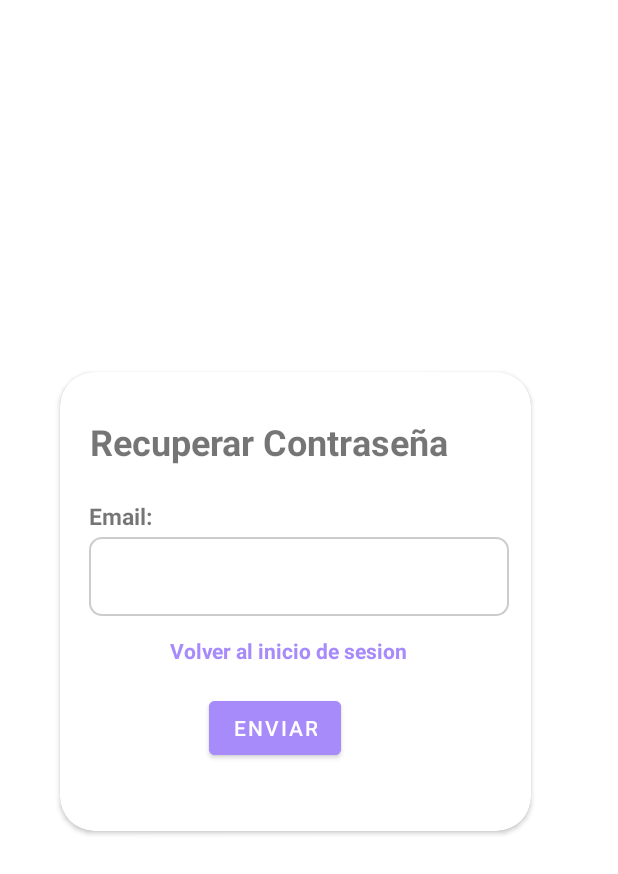
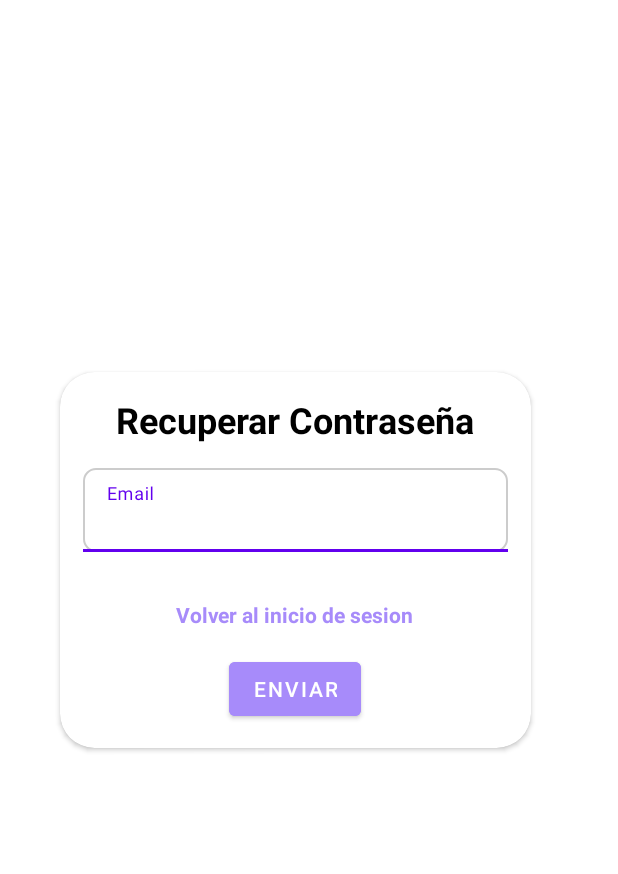
Before and after one commit to Edinson2005/AgroemprendeVersion-new, an Android app: the RecuperarPassword screen opened directly, with no data from a screen before it, on a phone screen of 412 x 824 dp. Shown: the top 874 px of the screen. Run offline under Robolectric (Android 15) with nearby library versions, the phone set to English and light mode, and no system bars.

Commit message:
Se hizo unos cambios

```diff
--- a/app/src/main/res/layout/activity_notificaciones.xml
+++ b/app/src/main/res/layout/activity_notificaciones.xml
@@ -30,5 +30,6 @@
         android:layout_width="match_parent"
         android:layout_height="0dp"
         android:layout_weight="1"
-        android:layout_margin="8dp" />
+        android:layout_marginLeft="5dp"
+        android:layout_marginRight="5dp"/>
 </LinearLayout>
--- a/app/src/main/res/layout/activity_recuperar_password.xml
+++ b/app/src/main/res/layout/activity_recuperar_password.xml
@@ -8,61 +8,58 @@
     android:layout_height="match_parent"
     tools:context=".Usuario.RecuperarPassword">
 
-
     <androidx.cardview.widget.CardView
         android:layout_width="314dp"
-        android:layout_height="306dp"
+        android:layout_height="wrap_content"
         android:layout_marginLeft="40dp"
         android:layout_marginTop="248dp"
         android:layout_marginRight="40dp"
-        android:background="@color/cardview_dark_background"
-        app:cardCornerRadius="23dp">
+        android:backgroundTint="@color/Cards"
+        app:cardCornerRadius="23dp"
+        android:padding="16dp">
 
+        <LinearLayout
+            android:layout_width="match_parent"
+            android:layout_height="wrap_content"
+            android:orientation="vertical"
+            android:gravity="center_horizontal">
 
             <TextView
                 android:id="@+id/recuperarpassword"
                 android:layout_width="wrap_content"
                 android:layout_height="wrap_content"
-            android:layout_marginLeft="20dp"
-            android:layout_marginTop="30dp"
+                android:layout_marginBottom="16dp"
                 android:text="Recuperar Contraseña"
                 android:textSize="24sp"
-            android:textStyle="bold" />
-
-        <TextView
-            android:id="@+id/registroemailrecuperacion"
-            android:layout_width="wrap_content"
-            android:layout_height="wrap_content"
-            android:layout_marginLeft="19dp"
-            android:layout_marginTop="85dp"
-            android:font="@font/montserrat_bold"
-            android:text="Email:"
-            android:textSize="15sp"
-            android:textStyle="bold" />
+                android:textColor="@color/black"
+                android:layout_marginTop="15dp"
+                android:textStyle="bold"/>
+            <!-- Color de texto adaptado -->
 
 
-        <EditText
+            <com.google.android.material.textfield.TextInputLayout
+                android:id="@+id/tilPassword"
+                android:layout_width="match_parent"
+                android:layout_height="wrap_content"
+                android:layout_marginBottom="16dp"
+                android:paddingLeft="15dp"
+                android:paddingRight="15dp"
+                android:hint="Email">
+
+                <com.google.android.material.textfield.TextInputEditText
                     android:id="@+id/etCorreoElectronicorecuperacion"
-            android:layout_width="280dp"
+                    android:layout_width="match_parent"
                     android:layout_height="wrap_content"
-            android:layout_marginLeft="19dp"
-            android:layout_marginTop="110dp"
-            android:layout_marginRight="19dp"
-            android:background="@drawable/text_background"
-            android:ems="10"
-            android:inputType="textEmailAddress"
-            android:padding="14dp"
-            android:textColor="#555555"
-            android:textSize="18sp"
-            android:textStyle="bold" />
+                    android:drawablePadding="12dp"
+                    android:textColor="@color/black"
+                    android:background="@drawable/custom_edittext_background" />
+            </com.google.android.material.textfield.TextInputLayout>
 
             <TextView
                 android:id="@+id/iniciorecuperar"
                 android:layout_width="wrap_content"
                 android:layout_height="wrap_content"
-            android:layout_marginLeft="73dp"
-            android:layout_marginTop="176dp"
-            android:layout_marginRight="53dp"
+                android:layout_marginTop="16dp"
                 android:text="Volver al inicio de sesion"
                 android:textColor="@color/colortexto"
                 android:textStyle="bold" />
@@ -71,20 +68,22 @@
                 android:id="@+id/btnenviarrecuperacion"
                 android:layout_width="wrap_content"
                 android:layout_height="wrap_content"
-            android:layout_marginLeft="99dp"
-            android:layout_marginTop="213dp"
-
-            android:layout_marginRight="79dp"
+                android:layout_marginTop="16dp"
                 android:backgroundTint="@color/colortexto"
                 android:elevation="23dp"
-            android:text="Enviar" />
+                android:layout_marginBottom="15dp"
+                android:text="Enviar"
+                />
 
             <ProgressBar
                 android:id="@+id/progressBar"
                 android:layout_width="wrap_content"
                 android:layout_height="wrap_content"
                 android:layout_gravity="center"
-            android:visibility="gone" />
+                android:visibility="gone"
+                />
+
+        </LinearLayout>
 
     </androidx.cardview.widget.CardView>
 
--- a/app/src/main/res/layout/activity_registro.xml
+++ b/app/src/main/res/layout/activity_registro.xml
@@ -13,6 +13,7 @@
         android:layout_height="685dp"
         android:layout_marginLeft="40dp"
         android:layout_marginTop="80dp"
+        android:backgroundTint="@color/Cards"
         android:layout_marginRight="40dp"
         app:cardCornerRadius="10dp">
 
--- a/app/src/main/res/layout/item_notificacion.xml
+++ b/app/src/main/res/layout/item_notificacion.xml
@@ -51,7 +51,7 @@ android:padding="16dp">
     android:textSize="15sp"
     android:textStyle="bold"
     android:textColor="@color/colorVista"
-    android:layout_marginBottom="4dp"/>
+    />
 
 </LinearLayout>
     </androidx.cardview.widget.CardView>
--- a/app/src/main/res/layout/item_revision.xml
+++ b/app/src/main/res/layout/item_revision.xml
@@ -7,9 +7,6 @@
     app:cardCornerRadius="10dp"
     android:background="@drawable/card_border"
     android:layout_margin="8dp" >
-
-
-
 
         <LinearLayout
             android:layout_width="match_parent"
@@ -143,7 +140,5 @@
             </LinearLayout>
 
 
-
-
         </LinearLayout>
     </androidx.cardview.widget.CardView>
--- a/app/src/main/res/values-night/colors.xml
+++ b/app/src/main/res/values-night/colors.xml
@@ -22,5 +22,5 @@
     <color name="proguesoproyecto">#FFC107</color>
     <color name="revisadoproyect">#4CAF50</color>
     <color name="Error">#FF0000</color>
-    <color name="Cards">#212121</color>
+    <color name="Cards">#2E2D2D</color>
 </resources>
--- a/app/src/main/res/values/colors.xml
+++ b/app/src/main/res/values/colors.xml
@@ -21,5 +21,6 @@
     <color name="proguesoproyecto">#FFC107</color>
     <color name="revisadoproyect">#4CAF50</color>
     <color name="Error">#FF0000</color>
+    <color name="Cards">#FFFFFF</color>
 
 </resources>
```
Also changed, not shown: app/src/main/res/layout/activity_revisiones.xml (+11 -17 lines), app/src/main/res/layout/activity_usuario_editar.xml (+7 -0 lines). Lines whose indentation alone changed are shown as unchanged.
